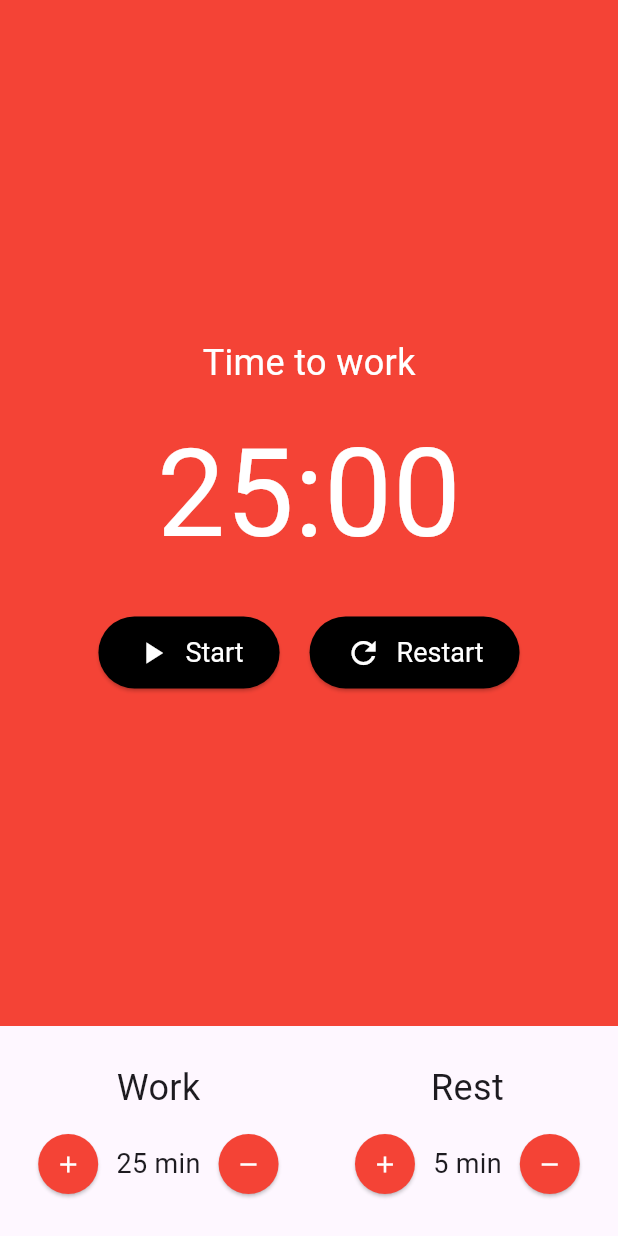
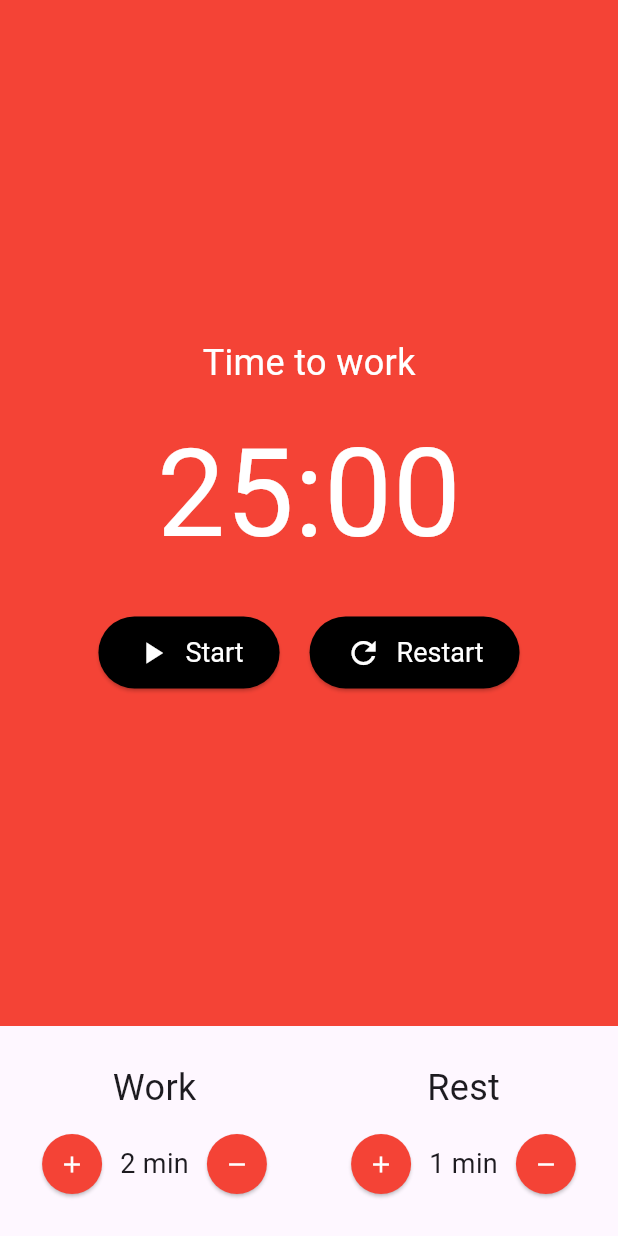
Before and after one commit to JacksonMonteiro/flutter_pomodoro_app, a Flutter app: the screen it shows after launch, on a phone screen of 412 x 824 dp. Run offline on Flutter 3.47's test engine with Material 2 defaults, Android fonts, the phone set to English and light mode, and no system bars; our stand-ins replace mobx; generated files the repository leaves out were written again.

Commit message:
pomodoro store with observables and first actions created - time of class inserted on app

```diff
--- a/lib/main.dart
+++ b/lib/main.dart
@@ -1,5 +1,7 @@
 import 'package:flutter/material.dart';
+import 'package:pomodoro/store/pomodoro.store.dart';
 import 'package:pomodoro/views/home_view.dart';
+import 'package:provider/provider.dart';
 
 void main() {
   runApp(const MyApp());
@@ -10,12 +12,19 @@ class MyApp extends StatelessWidget {
 
   @override
   Widget build(BuildContext context) {
-    return MaterialApp(
-      debugShowCheckedModeBanner: false,
-      theme: ThemeData(
-        useMaterial3: true,
+    return MultiProvider(
+      providers: [
+        Provider<PomodoroStore>(
+          create: (_) => PomodoroStore(),
+        ),
+      ],
+      child: MaterialApp(
+        debugShowCheckedModeBanner: false,
+        theme: ThemeData(
+          useMaterial3: true,
+        ),
+        home: const HomeView(),
       ),
-      home: const HomeView(),
     );
   }
 }
--- a/lib/views/home_view.dart
+++ b/lib/views/home_view.dart
@@ -1,23 +1,26 @@
 import 'package:flutter/material.dart';
 import 'package:pomodoro/components/cronometer.dart';
 import 'package:pomodoro/components/time_entry.dart';
+import 'package:pomodoro/store/pomodoro.store.dart';
+import 'package:provider/provider.dart';
 
 class HomeView extends StatelessWidget {
   const HomeView({Key? key}) : super(key: key);
 
   @override
   Widget build(BuildContext context) {
+    final store = Provider.of<PomodoroStore>(context);
+
     return Scaffold(
       body: Column(crossAxisAlignment: CrossAxisAlignment.stretch, children: [
         const Expanded(child: Cronometer()),
         Padding(
           padding: const EdgeInsets.symmetric(vertical: 24),
-          child: Row(
-              mainAxisAlignment: MainAxisAlignment.spaceAround,
-              children: const [
-                TimeEntry(value: 25, title: 'Work'),
-                TimeEntry(value: 5, title: 'Rest'),
-              ]),
+          child:
+              Row(mainAxisAlignment: MainAxisAlignment.spaceAround, children: [
+            TimeEntry(value: store.workTime, title: 'Work'),
+            TimeEntry(value: store.restTime, title: 'Rest'),
+          ]),
         ),
       ]),
     );
```
Also changed, not shown: lib/store/pomodoro.store.dart (added, +33 -0 lines), lib/store/pomodoro.store.g.dart (added).
